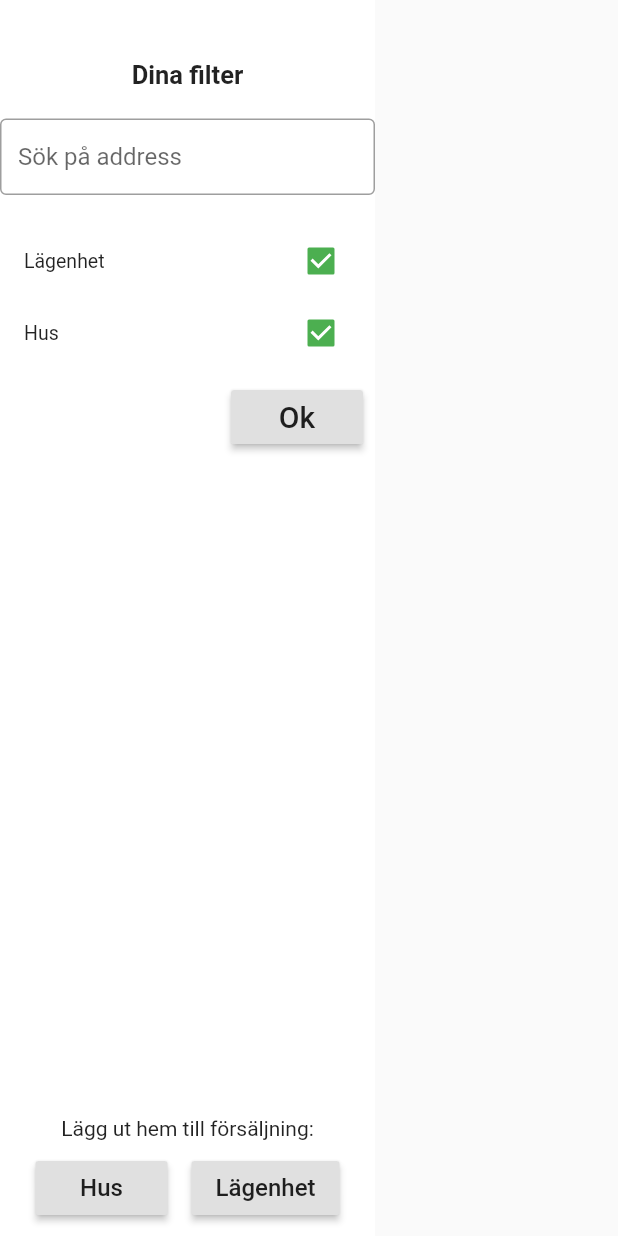
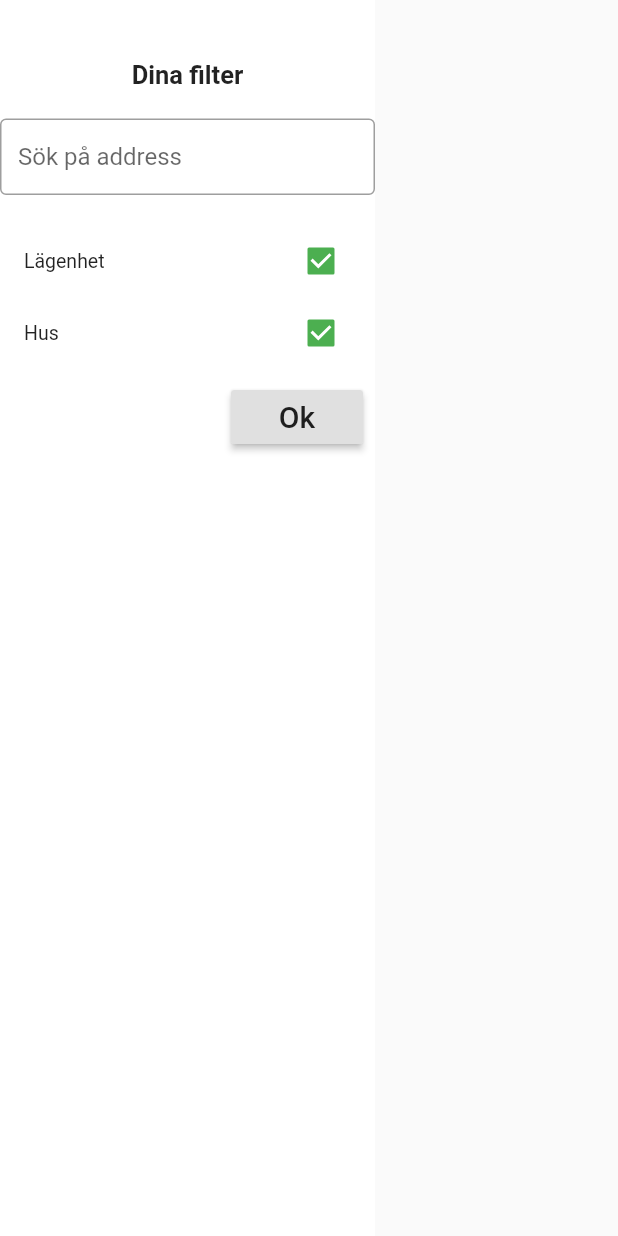
Before and after one commit to AlexandraKarlsson/homefinderfrontend, a Flutter app: the MainDrawer widget shown alone on an empty page, opened directly with empty values, on a phone screen of 412 x 824 dp. Run offline on Flutter 3.47's test engine with Material 2 defaults, Android fonts, the phone set to English and light mode, and no system bars; our stand-ins replace flutter_money_formatter, image_cropper, image_picker; missing offline and left inert: flutter_read_more_text; network calls fail.

Commit message:
Hide create house/apartment if not logged in

```diff
--- a/lib/pages/main_drawer.dart
+++ b/lib/pages/main_drawer.dart
@@ -6,6 +6,7 @@ import 'add_house.dart';
 import 'add_apartment.dart';
 
 import '../data/settings.dart';
+import '../data/user.dart';
 
 class MainDrawer extends StatefulWidget {
   final String search;
@@ -27,6 +28,7 @@ class _MainDrawerState extends State<MainDrawer> {
   @override
   Widget build(BuildContext context) {
     Settings settings = Provider.of<Settings>(context);
+    User user = Provider.of<User>(context);
 
     return Container(
       height: double.infinity,
@@ -101,6 +103,7 @@ class _MainDrawerState extends State<MainDrawer> {
               ),
             ],
           ),
+          user.token != null ?
           Column(
             children: <Widget>[
               Text('Lägg ut hem till försäljning:'),
@@ -128,7 +131,7 @@ class _MainDrawerState extends State<MainDrawer> {
                 ],
               ),
             ],
-          ),
+          ) : Container(),
         ],
       ),
     );
```
